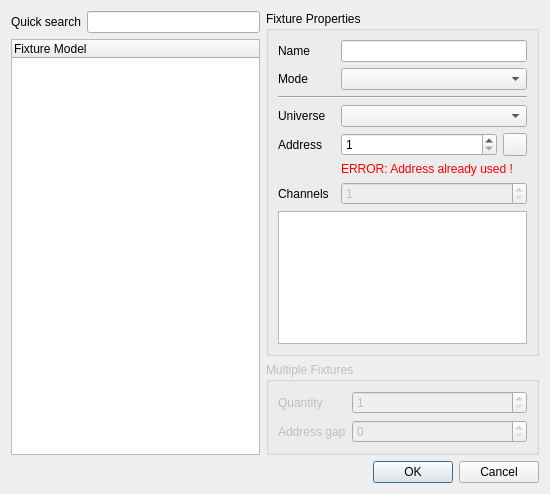
First picture: the form in ui/src/addfixture.ui, repository mcallegari/qlcplus, before the edit.
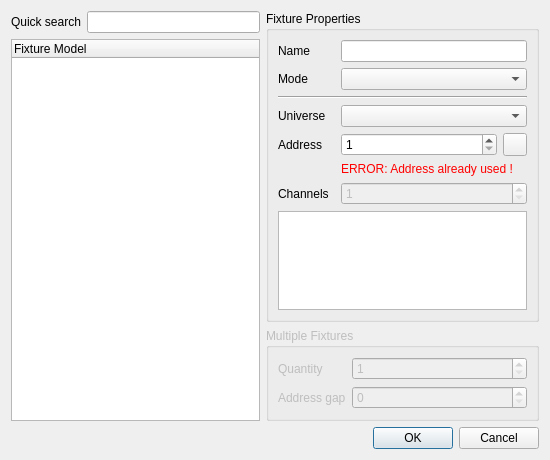
Second picture: the form after the edit. Icons and pictures are not drawn.

```diff
--- a/ui/src/addfixture.ui
+++ b/ui/src/addfixture.ui
@@ -26,7 +26,7 @@
     <x>0</x>
     <y>0</y>
     <width>550</width>
-    <height>494</height>
+    <height>460</height>
    </rect>
   </property>
   <property name="windowTitle">
```
Left out of the diff: 4 changed lines with no effect on the pictures.
